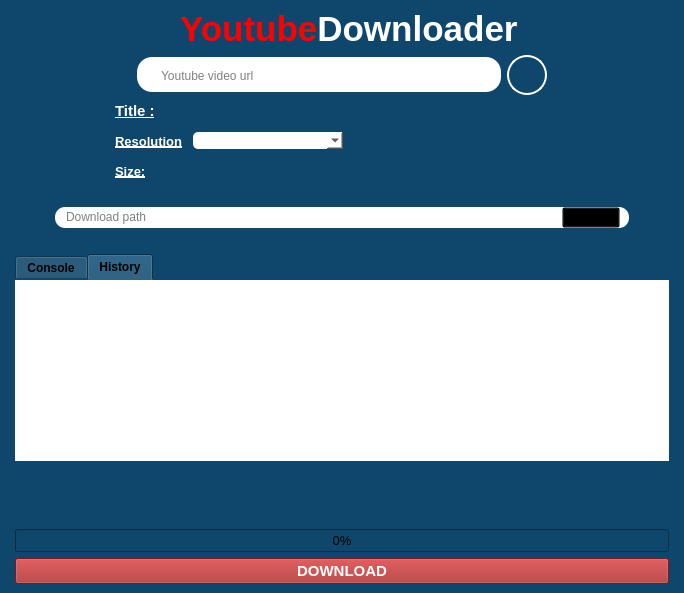
Before: the Qt Designer form MainWindow.ui in hashtag91/YouDownloader, drawn with Qt 5.
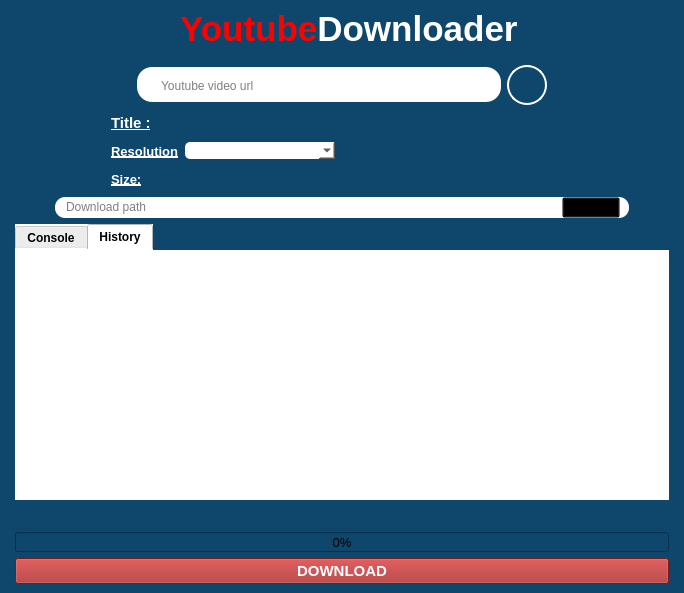
After: the same form once the commit is applied. The open tabs and pages were chosen to show the change. Icons and pictures are not drawn.

Commit message: Creation et configuration de la base de donnée pour afficher les historiques. Configuration de l'interface graphique pour cacher ou afficher les widgets quand il faut.

```diff
--- a/MainWindow.ui
+++ b/MainWindow.ui
@@ -94,6 +94,9 @@
     </property>
     <item>
      <layout class="QVBoxLayout" name="verticalLayout">
+      <property name="spacing">
+       <number>6</number>
+      </property>
       <item>
        <layout class="QHBoxLayout" name="horizontalLayout">
         <item>
@@ -164,12 +167,12 @@
        </layout>
       </item>
       <item>
-       <spacer name="verticalSpacer_2">
+       <spacer name="verticalSpacer">
         <property name="orientation">
          <enum>Qt::Vertical</enum>
         </property>
         <property name="sizeType">
-         <enum>QSizePolicy::Preferred</enum>
+         <enum>QSizePolicy::Minimum</enum>
         </property>
         <property name="sizeHint" stdset="0">
          <size>
@@ -258,6 +261,12 @@
             <height>40</height>
            </size>
           </property>
+          <property name="maximumSize">
+           <size>
+            <width>16777215</width>
+            <height>40</height>
+           </size>
+          </property>
           <property name="cursor">
            <cursorShape>PointingHandCursor</cursorShape>
           </property>
@@ -286,11 +295,6 @@
        </layout>
       </item>
       <item>
-       <layout class="QVBoxLayout" name="verticalLayout_3">
-        <property name="spacing">
-         <number>10</number>
-        </property>
-        <item>
          <layout class="QHBoxLayout" name="horizontalLayout_10">
           <item>
            <widget class="QLabel" name="thumbnail">
@@ -481,24 +485,6 @@
           </item>
          </layout>
         </item>
-       </layout>
-      </item>
-      <item>
-       <spacer name="verticalSpacer_3">
-        <property name="orientation">
-         <enum>Qt::Vertical</enum>
-        </property>
-        <property name="sizeType">
-         <enum>QSizePolicy::Minimum</enum>
-        </property>
-        <property name="sizeHint" stdset="0">
-         <size>
-          <width>20</width>
-          <height>20</height>
-         </size>
-        </property>
-       </spacer>
-      </item>
       <item>
        <layout class="QHBoxLayout" name="horizontalLayout_5" stretch="0,1,0">
         <item>
@@ -598,24 +584,14 @@
         </item>
        </layout>
       </item>
-      <item>
-       <spacer name="verticalSpacer_4">
-        <property name="orientation">
-         <enum>Qt::Vertical</enum>
-        </property>
-        <property name="sizeType">
-         <enum>QSizePolicy::Minimum</enum>
-        </property>
-        <property name="sizeHint" stdset="0">
-         <size>
-          <width>20</width>
-          <height>20</height>
-         </size>
-        </property>
-       </spacer>
-      </item>
       <item>
        <widget class="QTabWidget" name="tabWidget">
+        <property name="maximumSize">
+         <size>
+          <width>16777215</width>
+          <height>300</height>
+         </size>
+        </property>
         <property name="font">
          <font>
           <weight>75</weight>
@@ -623,7 +599,8 @@
          </font>
         </property>
         <property name="styleSheet">
-         <string notr="true">border : none;</string>
+         <string notr="true">border : none;
+background-color: rgb(255, 255, 255);</string>
         </property>
         <property name="currentIndex">
          <number>0</number>
@@ -672,35 +649,22 @@
            <number>0</number>
           </property>
           <item>
-           <widget class="QListWidget" name="listWidget">
+           <widget class="QTableWidget" name="tableWidget">
             <property name="styleSheet">
-             <string notr="true">background-color: rgb(255, 255, 255);</string>
+             <string notr="true"/>
             </property>
-            <property name="frameShadow">
-             <enum>QFrame::Raised</enum>
-            </property>
+            <attribute name="horizontalHeaderMinimumSectionSize">
+             <number>4</number>
+            </attribute>
+            <attribute name="horizontalHeaderShowSortIndicator" stdset="0">
+             <bool>true</bool>
+            </attribute>
            </widget>
           </item>
          </layout>
         </widget>
        </widget>
       </item>
-      <item>
-       <spacer name="verticalSpacer_5">
-        <property name="orientation">
-         <enum>Qt::Vertical</enum>
-        </property>
-        <property name="sizeType">
-         <enum>QSizePolicy::Minimum</enum>
-        </property>
-        <property name="sizeHint" stdset="0">
-         <size>
-          <width>20</width>
-          <height>10</height>
-         </size>
-        </property>
-       </spacer>
-      </item>
       <item>
        <layout class="QHBoxLayout" name="horizontalLayout_7" stretch="1,0,1,0,0,1,1">
         <item>
@@ -737,6 +701,12 @@
         </item>
         <item>
          <widget class="QLabel" name="upload_label">
+          <property name="maximumSize">
+           <size>
+            <width>16777215</width>
+            <height>20</height>
+           </size>
+          </property>
           <property name="styleSheet">
            <string notr="true">color: rgb(255, 255, 255);</string>
           </property>
@@ -779,6 +749,12 @@
         </item>
         <item>
          <widget class="QLabel" name="download_label">
+          <property name="maximumSize">
+           <size>
+            <width>16777215</width>
+            <height>20</height>
+           </size>
+          </property>
           <property name="styleSheet">
            <string notr="true">color: rgb(255, 255, 255);</string>
           </property>
@@ -802,21 +778,14 @@
         </item>
        </layout>
       </item>
-      <item>
-       <spacer name="verticalSpacer">
-        <property name="orientation">
-         <enum>Qt::Vertical</enum>
-        </property>
-        <property name="sizeHint" stdset="0">
-         <size>
-          <width>20</width>
-          <height>40</height>
-         </size>
-        </property>
-       </spacer>
-      </item>
       <item>
        <widget class="QProgressBar" name="progressBar">
+        <property name="maximumSize">
+         <size>
+          <width>16777215</width>
+          <height>20</height>
+         </size>
+        </property>
         <property name="value">
          <number>0</number>
         </property>
```
Left out of the diff: 11 changed lines with no effect on the pictures. Lines whose indentation alone changed are shown as unchanged. The commit also changes 2 other files.
